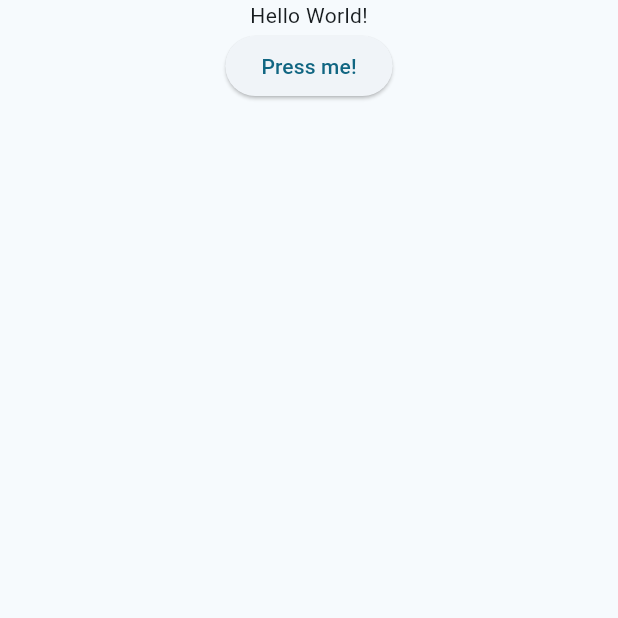
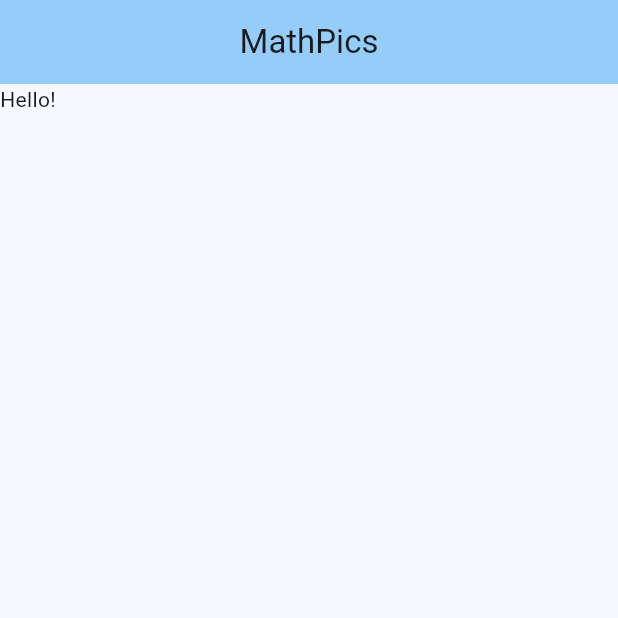
Before and after one commit to Dubomb/MathPics, a Flutter app: the screen it shows after launch, on a phone screen of 412 x 824 dp, the top half of it. Run offline on Flutter 3.47's test engine with Material 3 defaults, Android fonts, the light colour scheme and no system bars.

Commit message:
Created home page screen

```diff
--- a/frontend/lib/main.dart
+++ b/frontend/lib/main.dart
@@ -1,30 +1,22 @@
 import 'package:flutter/material.dart';
+import 'src/components/screens/homepage.dart';
 
 void main() {
-  runApp(const MainApp());
+  runApp(MyApp());
 }
 
-class MainApp extends StatelessWidget {
-  const MainApp({super.key});
-
+class MyApp extends StatelessWidget {
   @override
   Widget build(BuildContext context) {
     return MaterialApp(
-      title: "MathPics",
+      title: 'Camera',
       theme: ThemeData(
-        colorScheme: ColorScheme.fromSeed(seedColor: Colors.blueGrey),
+        colorScheme: ColorScheme.fromSeed(
+          seedColor: Colors.lightBlue
+        ),
         useMaterial3: true,
       ),
-      home: Scaffold(
-        body: Column(
-          children: [
-            const Center(
-              child: Text('Hello World!'),
-            ),
-            ElevatedButton(onPressed: () {}, child: const Text('Press me!')),
-          ],
-        ),
-      ),
+      home: HomePage(),
     );
   }
 }
--- /dev/null
+++ b/frontend/lib/src/components/screens/homepage.dart
@@ -0,0 +1,14 @@
+import 'package:flutter/material.dart';
+
+class HomePage extends StatelessWidget {
+  @override
+  Widget build(BuildContext context) {
+    return Scaffold(
+      appBar: AppBar(
+        title: const Center(child: Text("MathPics")),
+        backgroundColor: Theme.of(context).colorScheme.inversePrimary,
+      ),
+      body: const Text("Hello!"),
+    );
+  }
+}
```
